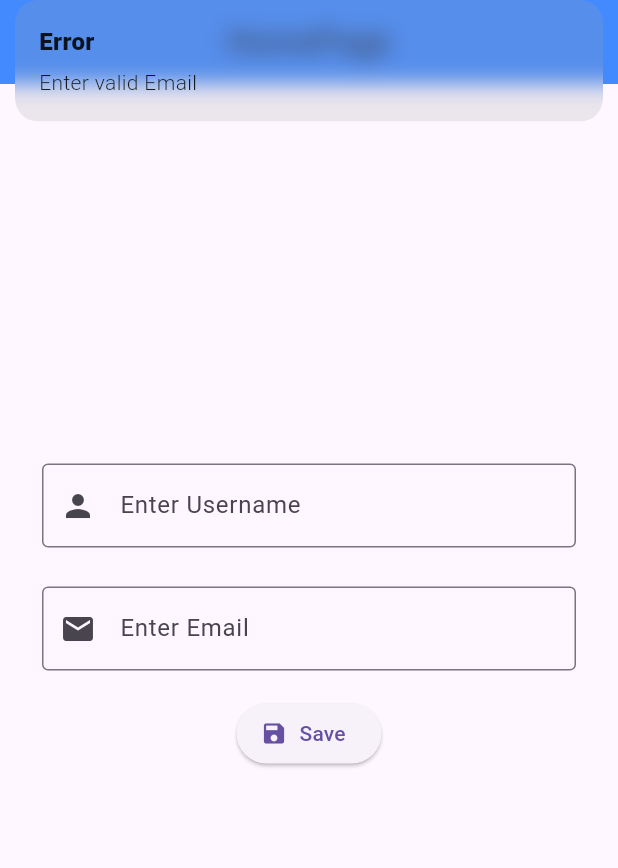
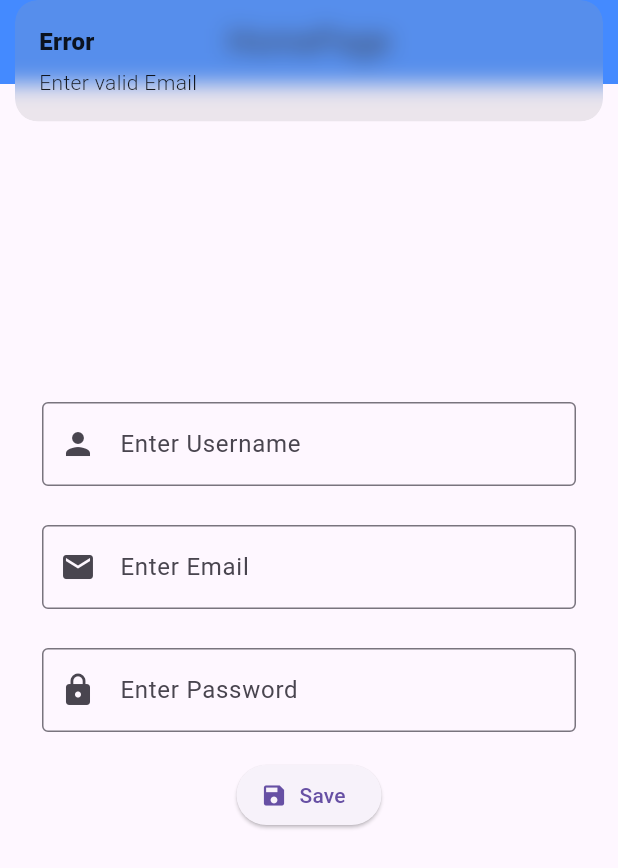
Before and after one commit to S-h-o-a-i-b/shared_preferences_assignment, a Flutter app: the screen it shows after launch, after a tap on "Save", on a phone screen of 412 x 824 dp. Shown: the top 868 px of the screen. Run offline on Flutter 3.47's test engine with Material 3 defaults, Android fonts, the phone set to English and light mode, and no system bars; our stand-ins replace device_preview, get, shared_preferences; statements that could not run were skipped.

Commit message:
add_password_section

```diff
--- a/lib/home_page.dart
+++ b/lib/home_page.dart
@@ -13,8 +13,11 @@ class HomePage extends StatefulWidget{
 class _HomePageState extends State<HomePage> {
   final c1 = TextEditingController();
   final c2 = TextEditingController();
+  final c3 = TextEditingController();
+
   String n ="";
   String em="";
+  String pass = "";
 
   @override
   void initState() {
@@ -28,24 +31,31 @@ class _HomePageState extends State<HomePage> {
     SharedPreferences pref = await SharedPreferences.getInstance();
      String name = pref.getString("name") ?? "";
      String email = pref.getString("email") ?? "";
+     String password = pref.getString("password") ?? "";
 
      n = name;
      em = email;
+     pass = password;
+
      c1.text = n;
      c2.text = em;
+     c3.text = pass;
      setState(() {
 
      });
   }
 
-  Future<void> show(String name, String email) async {
+  Future<void> show(String name, String email,password) async {
 
     n = name;
     em = email;
+    pass = password;
+
 
     SharedPreferences pref = await SharedPreferences.getInstance();
     pref.setString("name", n);
     pref.setString("email", em);
+    pref.setString("password", pass);
 
     setState(() {
 
@@ -101,17 +111,36 @@ class _HomePageState extends State<HomePage> {
 
               SizedBox(height: 10,),
 
+              Padding(padding: EdgeInsets.all(8.0),
+                child: TextField(
+                  controller: c3,
+                  obscureText: true,
+                  decoration: InputDecoration(
+                    border: OutlineInputBorder(),
+                    prefixIcon: Icon(Icons.lock),
+                    labelText: "Enter Password",
+
+
+
+
+                  ),
+                ),
+              ),
+
+              SizedBox(height: 10,),
+
               ElevatedButton.icon(onPressed: (){
 
                 String name = c1.text;
                 String email = c2.text;
+                String password = c3.text;
 
                 if(!email.isEmail){
                   Get.snackbar("Error", "Enter valid Email");
                 }
 
-                else if(name.isNotEmpty && email.isNotEmpty){
-                  show(name, email);
+                else if(name.isNotEmpty && email.isNotEmpty && password.isNotEmpty){
+                  show(name, email,password);
                 }
 
                 else{
@@ -137,7 +166,11 @@ class _HomePageState extends State<HomePage> {
                 color: Colors.black45,
                 fontWeight: FontWeight.bold,
                 fontSize: 16,
-              ),)
+              ),),
+
+
+
+
 
 
 
```
Also changed, not shown: assets/images/101.png, 1 other file.
